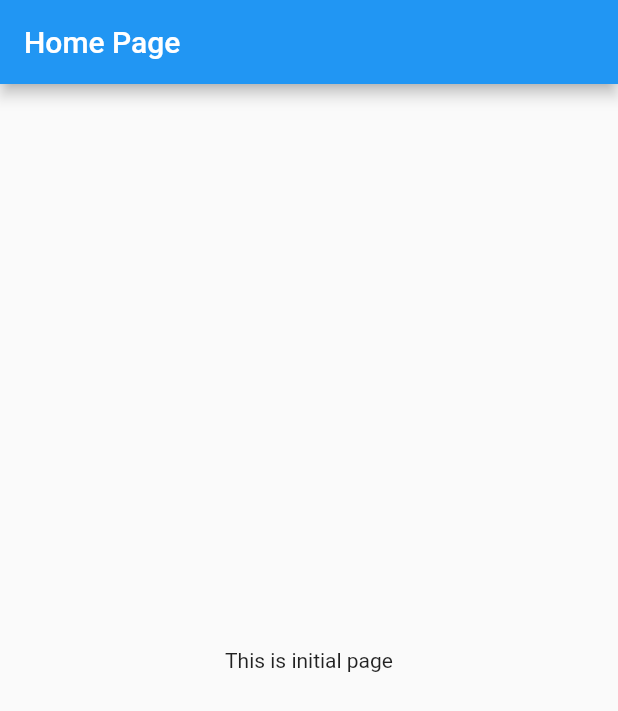
After one commit to VinicioSantos/flutter_clean_architecture_example, a Flutter app: the screen it shows after launch, on a phone screen of 412 x 824 dp. The commit adds this screen. Shown: the top 711 px of the screen. Run offline on Flutter 3.47's test engine with Material 2 defaults, Android fonts, the phone set to English and light mode, and no system bars; our stand-ins replace dartz, dio, flutter_modular.

Commit message:
implementing DI

```diff
--- /dev/null
+++ b/lib/app_widget.dart
@@ -0,0 +1,116 @@
+import 'package:flutter/material.dart';
+import 'package:flutter_modular/flutter_modular.dart';
+
+//create a AppWidget class that extends StatelessWidget and implements the build method with the MaterialApp widget with flutter_modular on version 3.4.0
+
+class HomePage extends StatelessWidget {
+  Widget build(BuildContext context){
+    return Scaffold(
+      appBar: AppBar(title: Text('Home Page')),
+      body: Center(
+        child: Text('This is initial page'),
+      ),
+    );
+  }
+}
+
+class AppWidget extends StatelessWidget {
+  Widget build(BuildContext context){
+    return MaterialApp.router(
+      title: 'My Smart App',
+      theme: ThemeData(primarySwatch: Colors.blue),
+      routeInformationParser: Modular.routeInformationParser,
+      routerDelegate: Modular.routerDelegate,
+    ); //added by extension
+  }
+}
+
+
+
+
+
+
+class MyHomePage extends StatefulWidget {
+  const MyHomePage({Key? key, required this.title}) : super(key: key);
+
+  // This widget is the home page of your application. It is stateful, meaning
+  // that it has a State object (defined below) that contains fields that affect
+  // how it looks.
+
+  // This class is the configuration for the state. It holds the values (in this
+  // case the title) provided by the parent (in this case the App widget) and
+  // used by the build method of the State. Fields in a Widget subclass are
+  // always marked "final".
+
+  final String title;
+
+  @override
+  State<MyHomePage> createState() => _MyHomePageState();
+}
+
+class _MyHomePageState extends State<MyHomePage> {
+  int _counter = 0;
+
+  void _incrementCounter() {
+    setState(() {
+      // This call to setState tells the Flutter framework that something has
+      // changed in this State, which causes it to rerun the build method below
+      // so that the display can reflect the updated values. If we changed
+      // _counter without calling setState(), then the build method would not be
+      // called again, and so nothing would appear to happen.
+      _counter++;
+    });
+  }
+
+  @override
+  Widget build(BuildContext context) {
+    // This method is rerun every time setState is called, for instance as done
+    // by the _incrementCounter method above.
+    //
+    // The Flutter framework has been optimized to make rerunning build methods
+    // fast, so that you can just rebuild anything that needs updating rather
+    // than having to individually change instances of widgets.
+    return Scaffold(
+      appBar: AppBar(
+        // Here we take the value from the MyHomePage object that was created by
+        // the App.build method, and use it to set our appbar title.
+        title: Text(widget.title),
+      ),
+      body: Center(
+        // Center is a layout widget. It takes a single child and positions it
+        // in the middle of the parent.
+        child: Column(
+          // Column is also a layout widget. It takes a list of children and
+          // arranges them vertically. By default, it sizes itself to fit its
+          // children horizontally, and tries to be as tall as its parent.
+          //
+          // Invoke "debug painting" (press "p" in the console, choose the
+          // "Toggle Debug Paint" action from the Flutter Inspector in Android
+          // Studio, or the "Toggle Debug Paint" command in Visual Studio Code)
+          // to see the wireframe for each widget.
+          //
+          // Column has various properties to control how it sizes itself and
+          // how it positions its children. Here we use mainAxisAlignment to
+          // center the children vertically; the main axis here is the vertical
+          // axis because Columns are vertical (the cross axis would be
+          // horizontal).
+          mainAxisAlignment: MainAxisAlignment.center,
+          children: <Widget>[
+            const Text(
+              'You have pushed the button this many times:',
+            ),
+            Text(
+              '$_counter',
+              style: Theme.of(context).textTheme.headline4,
+            ),
+          ],
+        ),
+      ),
+      floatingActionButton: FloatingActionButton(
+        onPressed: _incrementCounter,
+        tooltip: 'Increment',
+        child: const Icon(Icons.add),
+      ), // This trailing comma makes auto-formatting nicer for build methods.
+    );
+  }
+}
--- a/lib/modules/search/external/datasources/github_datasource.dart
+++ b/lib/modules/search/external/datasources/github_datasource.dart
@@ -1,4 +1,5 @@
 import 'package:dio/dio.dart';
+import 'package:flutter_clean_architecture_example/modules/search/domain/errors/errors.dart';
 import 'package:flutter_clean_architecture_example/modules/search/infra/models/result_search_model.dart';
 
 import '../../infra/datasource/search_datasource.dart';
@@ -19,7 +20,7 @@ class GithubDatasource implements SearchDatasource {
         .toList();
       return list;
     } else {
-      throw Exception();
+      throw DatasourceError();
     }
   }
 
--- a/pubspec.yaml
+++ b/pubspec.yaml
@@ -27,6 +27,7 @@ environment:
 # the latest version available on pub.dev. To see which dependencies have newer
 # versions available, run `flutter pub outdated`.
 dependencies:
+  flutter_modular: any
   dartz:
   dio:
   flutter:
```
Also changed, not shown: lib/app_module.dart (added, +16 -0 lines), lib/main.dart (+9 -112 lines), pubspec.lock, 1 other file.
